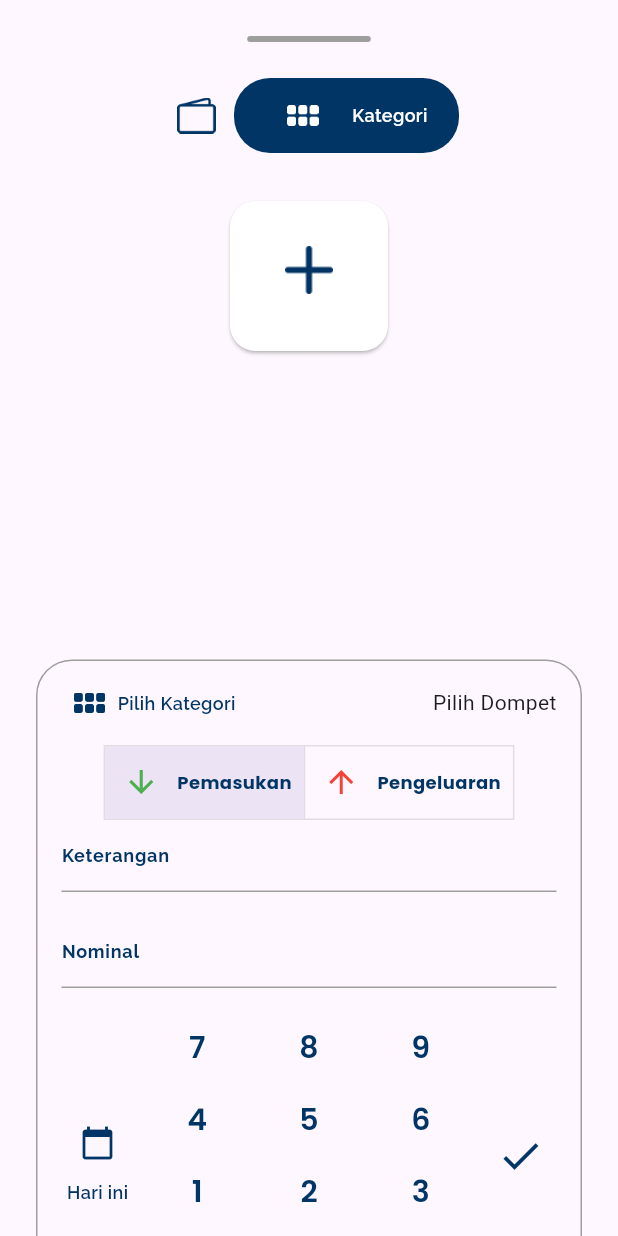
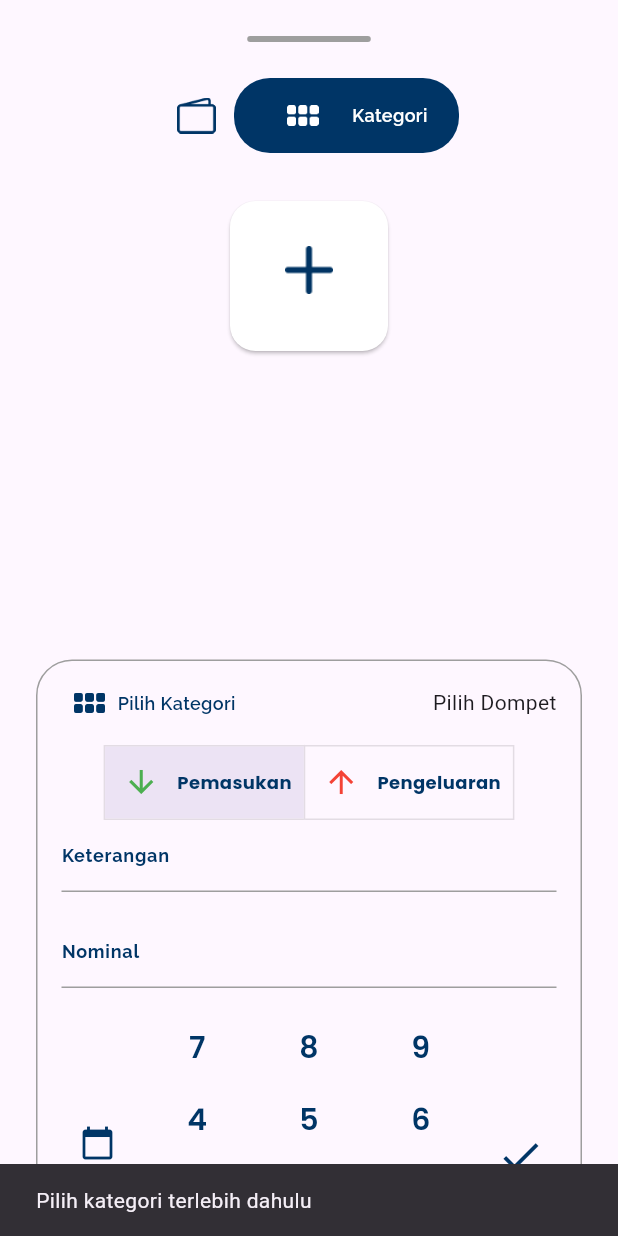
Before and after one commit to riVFerd/jurnal-kas, a Flutter app: the AddTransactionPage screen opened by its route, after a tap on the "check" icon, on a phone screen of 412 x 824 dp. Run offline on Flutter 3.47's test engine with Material 3 defaults, Android fonts, the phone set to English and light mode, and no system bars; our stand-ins replace bloc, cloud_firestore, equatable, firebase_core, fl_chart, flutter_bloc and 3 more; accounts and stored records are empty.

Commit message:
feat transaction validation

```diff
--- a/lib/presentation/pages/transaction/add_transaction_page.dart
+++ b/lib/presentation/pages/transaction/add_transaction_page.dart
@@ -55,6 +55,51 @@ class _AddTransactionPageState extends State<AddTransactionPage>
   void dispose() {
     _tabController.dispose();
     super.dispose();
+  }
+
+  void _onSubmit(BuildContext context) {
+    if (_selectedCategory == null) {
+      ScaffoldMessenger.of(context).showSnackBar(
+        const SnackBar(
+          content: Text('Pilih kategori terlebih dahulu'),
+        ),
+      );
+      _tabController.animateTo(1);
+      return;
+    }
+    if (_selectedDompet == null) {
+      ScaffoldMessenger.of(context).showSnackBar(
+        const SnackBar(
+          content: Text('Pilih dompet terlebih dahulu'),
+        ),
+      );
+      _tabController.animateTo(0);
+      return;
+    }
+    if (_nominalController.text.isEmpty || _nominalController.text.isEmpty) {
+      ScaffoldMessenger.of(context).showSnackBar(
+        const SnackBar(
+          content: Text('Keterangan dan nominal tidak boleh kosong'),
+        ),
+      );
+      return;
+    }
+    BlocProvider.of<TransactionCubit>(context).createTransaction(
+      TransactionModel(
+        id: DateTime.now().millisecondsSinceEpoch.toString(),
+        type: _transactionType,
+        categoryId: _selectedCategory!.id,
+        dompetId: _selectedDompet!.id,
+        amount: double.parse(_nominalController.text),
+        date: _selectedDate,
+        name: _nameController.text,
+      ),
+    );
+    ScaffoldMessenger.of(context).showSnackBar(
+      const SnackBar(
+        content: Text('Transaksi berhasil ditambahkan'),
+      ),
+    );
   }
 
   Future<void> _selectDate(BuildContext context) async {
@@ -222,6 +267,7 @@ class _AddTransactionPageState extends State<AddTransactionPage>
                     const Gap(16),
                     TextField(
                       controller: _nominalController,
+                      readOnly: true,
                       style: StyleConstant.bodyPoppinsStyle.copyWith(color: blue),
                       decoration: StyleConstant.underlinInputDecoration.copyWith(
                         label: const Text('Nominal'),
@@ -270,24 +316,7 @@ class _AddTransactionPageState extends State<AddTransactionPage>
                             color: blue,
                             size: 32,
                           ),
-                          onPressed: () {
-                            BlocProvider.of<TransactionCubit>(context).createTransaction(
-                              TransactionModel(
-                                id: DateTime.now().millisecondsSinceEpoch.toString(),
-                                type: _transactionType,
-                                categoryId: _selectedCategory!.id,
-                                dompetId: _selectedDompet!.id,
-                                amount: double.parse(_nominalController.text),
-                                date: _selectedDate,
-                                name: _nameController.text,
-                              ),
-                            );
-                            ScaffoldMessenger.of(context).showSnackBar(
-                              const SnackBar(
-                                content: Text('Transaksi berhasil ditambahkan'),
-                              ),
-                            );
-                          },
+                          onPressed: () => _onSubmit(context),
                         ),
                       ],
                     ),
--- a/lib/presentation/widgets/numpad_widget.dart
+++ b/lib/presentation/widgets/numpad_widget.dart
@@ -40,7 +40,7 @@ class NumpadWidget extends StatelessWidget {
         Row(
           mainAxisAlignment: MainAxisAlignment.spaceEvenly,
           children: [
-            _buildNumberButton('.'),
+            _buildNumberButton('.', disabled: true),
             _buildNumberButton('0'),
             _buildDeleteButton(),
           ],
```
